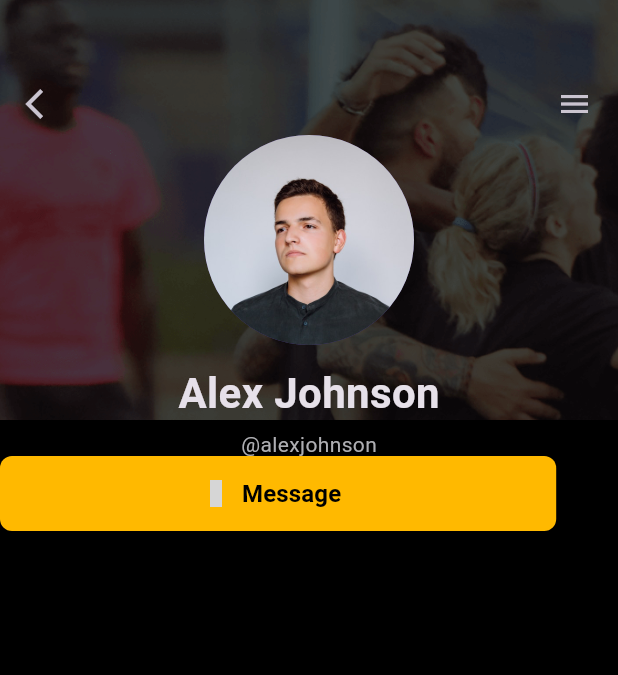
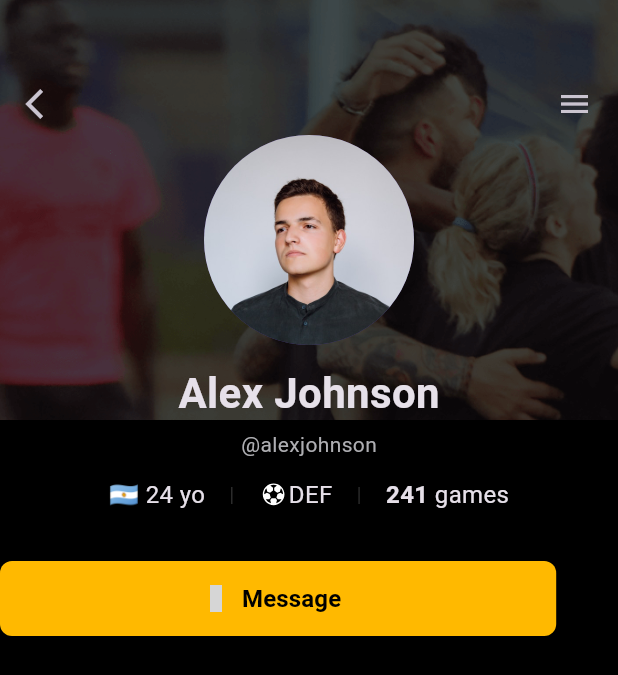
Before and after one commit to vladi2998/celebreak_profile_page, a Flutter app: the screen it shows after launch, on a phone screen of 412 x 824 dp. Shown: the top 675 px of the screen. Run offline on Flutter 3.47's test engine with Material 3 defaults, Android fonts, the phone set to English and light mode, and no system bars; our stand-ins replace eva_icons_flutter, flutter_svg; missing offline and left inert: dart:ffi; grey boxes are pictures that could not be loaded.

Commit message:
fix issue for right position of scroll section below profile_header widget

```diff
--- a/lib/src/features/profile/presentation/widgets/profile_header.dart
+++ b/lib/src/features/profile/presentation/widgets/profile_header.dart
@@ -1,4 +1,6 @@
 // lib/src/features/profile/presentation/widgets/profile_header.dart
+import 'dart:ffi';
+
 import 'package:flutter/material.dart';
 import 'package:flutter_svg/flutter_svg.dart';
 
@@ -8,18 +10,20 @@
   @override
   Widget build(BuildContext context) {
     final double profileBackgroundHeight = 280;
+    final double bottom = profileBackgroundHeight / 4;
+
     return Stack(
       clipBehavior: Clip.none,
       alignment: Alignment.center,
       children: [
         // 1. Background image
         Container(
-          height: profileBackgroundHeight,
-          decoration: const BoxDecoration(
-            image: DecorationImage(
-              image: AssetImage('assets/images/png/user_profile_bg_img.png'),
-              fit: BoxFit.cover,
-            ),
+          margin: EdgeInsets.only(bottom: bottom),
+          child: Image.asset(
+            'assets/images/png/user_profile_bg_img.png',
+            width: double.infinity,
+            height: profileBackgroundHeight,
+            fit: BoxFit.cover,
           ),
         ),
         // 2. Dark Overlay
```
